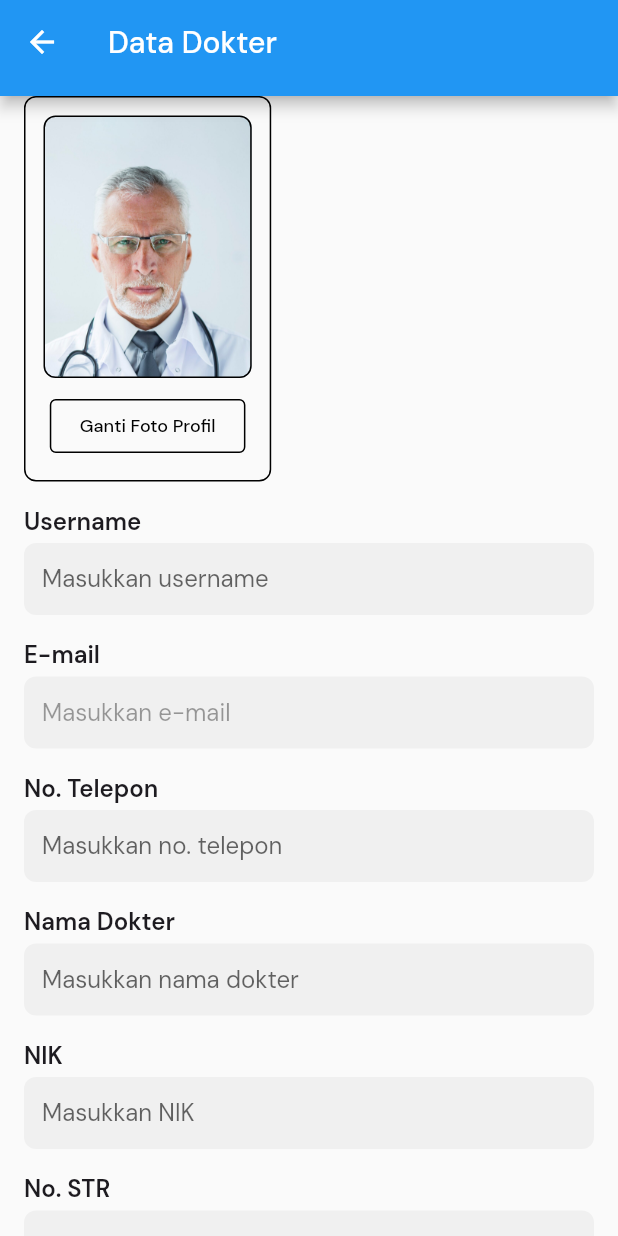
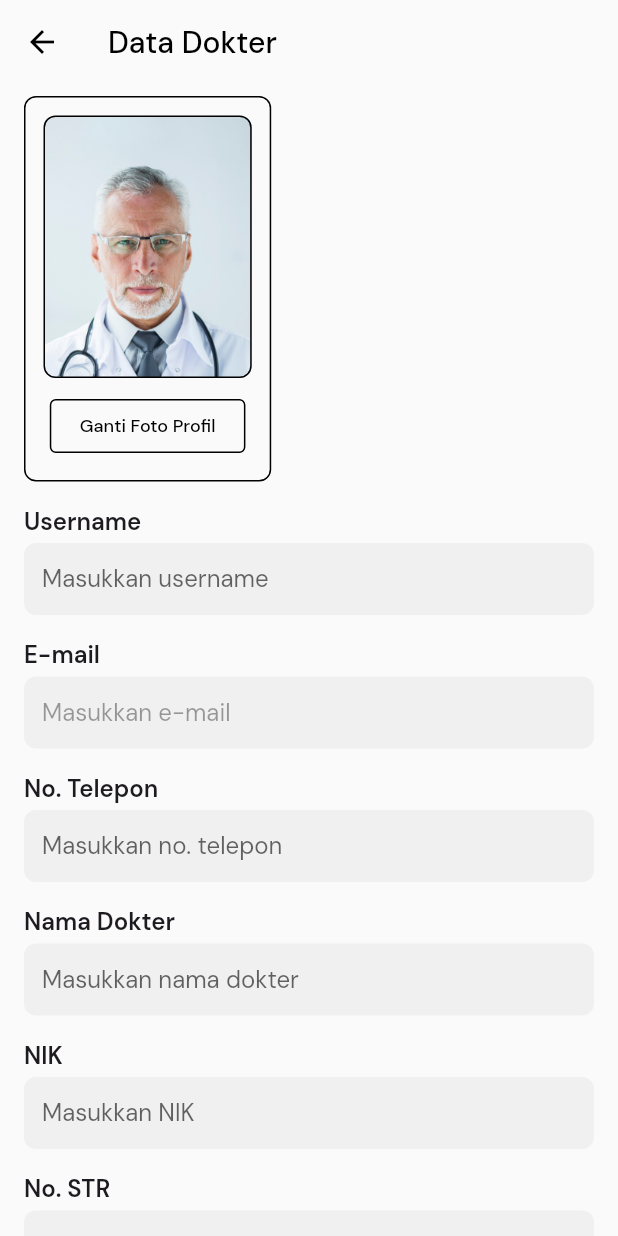
Before and after one commit to andre-nk/rekmed-mobile, a Flutter app: the DoctorProfilePage screen opened directly, on a phone screen of 412 x 824 dp. Run offline on Flutter 3.47's test engine with Material 3 defaults, Android fonts, the phone set to English and light mode, and no system bars; our stand-ins replace bloc, cloud_firestore, firebase_auth, firebase_core, flutter_bloc, freezed_annotation and 1 more; accounts and stored records are empty.

Commit message:
:sparkles: Integration #1

```diff
--- a/lib/view/screens/HomeWrapper.dart
+++ b/lib/view/screens/HomeWrapper.dart
@@ -1,4 +1,5 @@
 import 'package:flutter/material.dart';
+import 'package:rekmed/view/screens/doctor/DoctorProfilePage.dart';
 import 'package:rekmed/view/widgets/navigation/BottomNavBar.dart';
 
 class HomeWrapper extends StatefulWidget {
@@ -19,8 +20,11 @@ class _HomeWrapperState extends State<HomeWrapper> {
   @override
   Widget build(BuildContext context) {
     return Scaffold(
+      body: const DoctorProfilePage(),
       bottomNavigationBar: BottomNavBar(
-          selectedIndex: _selectedIndex, onItemTapped: _onItemTapped),
+        selectedIndex: _selectedIndex,
+        onItemTapped: _onItemTapped,
+      ),
     );
   }
 }
--- a/lib/view/widgets/doctor/ProfileForm.dart
+++ b/lib/view/widgets/doctor/ProfileForm.dart
@@ -22,7 +22,7 @@ class ProfileForm extends StatelessWidget {
       children: [
         Text(
           title,
-          style: TextStyle(
+          style: const TextStyle(
             fontSize: 16,
             fontWeight: FontWeight.w600,
           ),
--- a/lib/view/widgets/navigation/AppBar.dart
+++ b/lib/view/widgets/navigation/AppBar.dart
@@ -8,8 +8,21 @@ class AppBarCustom extends StatelessWidget implements PreferredSizeWidget {
   @override
   Widget build(BuildContext context) {
     return AppBar(
-      leading: IconButton(onPressed: () {}, icon: const Icon(Icons.arrow_back)),
-      title: Text(title),
+      backgroundColor: Colors.transparent,
+      elevation: 0,
+      leading: IconButton(
+        onPressed: () {},
+        icon: const Icon(
+          Icons.arrow_back,
+          color: Colors.black,
+        ),
+      ),
+      title: Text(
+        title,
+        style: const TextStyle(
+          color: Colors.black,
+        ),
+      ),
     );
   }
 
```
Also changed, not shown: lib/main.dart (+10 -47 lines), lib/view/screens/auth/signin/SignInPage.dart (+33 -16 lines), lib/view/widgets/auth/Button.dart (+11 -6 lines), lib/view/widgets/navigation/BottomNavBar.dart (+4 -4 lines).
